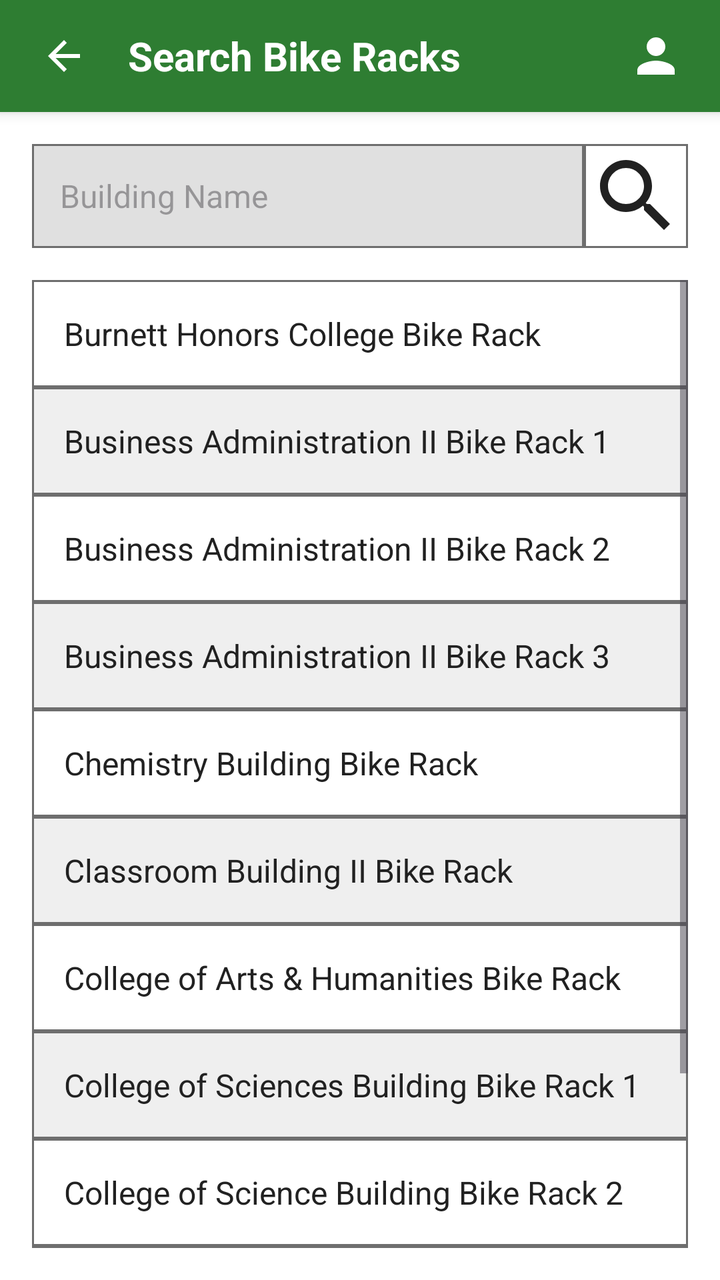
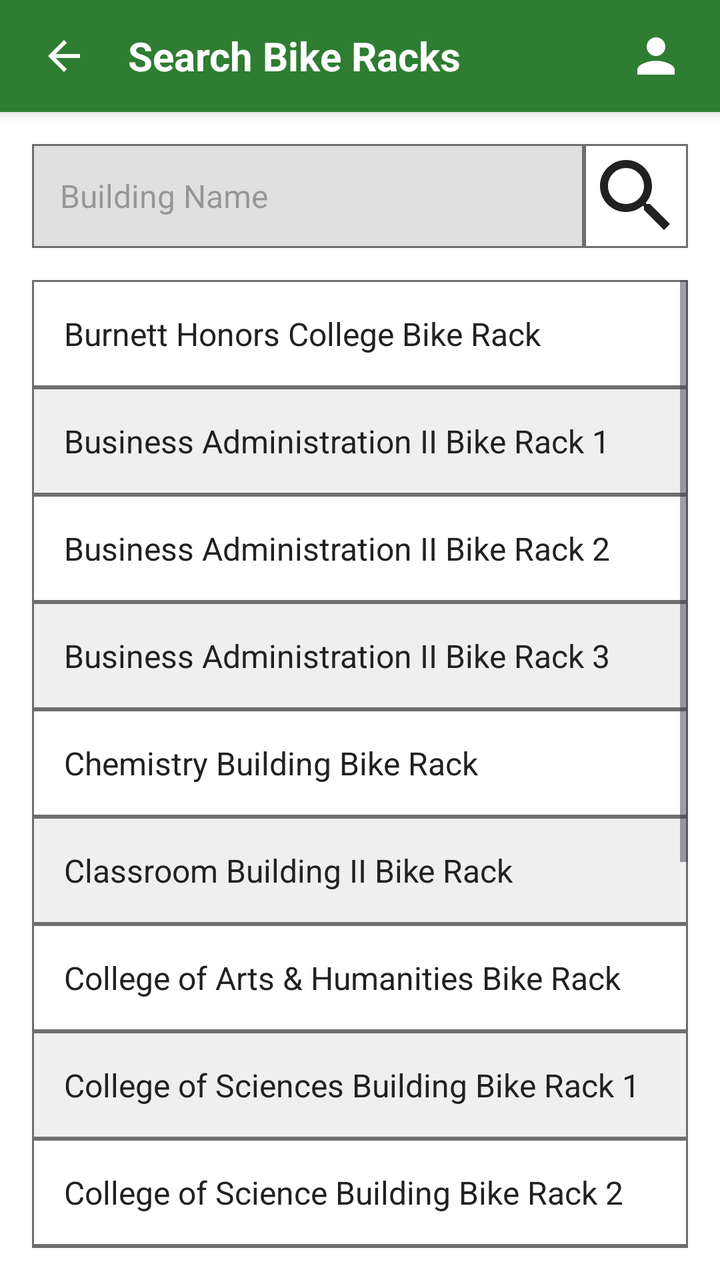

Screens rendered from an Android XML layout before and after an edit, with the pre-edit source and the edit as a unified diff.
<!-- AndroidManifest.xml: application theme Theme.Campus_Bike_Rack_Locator -->
<!-- res/layout/activity_search.xml -->
<?xml version="1.0" encoding="utf-8"?>
<LinearLayout xmlns:android="http://schemas.android.com/apk/res/android"
    android:layout_width="match_parent"
    android:layout_height="match_parent"
    android:background="@color/white"
    android:orientation="vertical">

    <LinearLayout
        android:id="@+id/topBar"
        android:layout_width="match_parent"
        android:layout_height="56dp"
        android:background="@color/accent_green"
        android:elevation="4dp"
        android:gravity="center_vertical"
        android:orientation="horizontal"
        android:paddingStart="8dp"
        android:paddingEnd="8dp">

        <ImageButton
            android:id="@+id/btnBack"
            android:layout_width="48dp"
            android:layout_height="48dp"
            android:background="?attr/selectableItemBackgroundBorderless"
            android:contentDescription="Back"
            android:src="@drawable/ic_back" />

        <TextView
            android:id="@+id/tvTitle"
            android:layout_width="0dp"
            android:layout_height="wrap_content"
            android:layout_marginStart="8dp"
            android:layout_weight="1"
            android:text="Search Bike Racks"
            android:textColor="@color/white"
            android:textSize="20sp"
            android:textStyle="bold" />

        <ImageButton
            android:id="@+id/btnProfile"
            android:layout_width="48dp"
            android:layout_height="48dp"
            android:background="?attr/selectableItemBackgroundBorderless"
            android:contentDescription="Profile"
            android:src="@drawable/ic_profile_nav" />
    </LinearLayout>

    <LinearLayout
        android:layout_width="match_parent"
        android:layout_height="0dp"
        android:layout_weight="1"
        android:orientation="vertical"
        android:padding="16dp">

        <LinearLayout
            android:layout_width="match_parent"
            android:layout_height="52dp"
            android:orientation="horizontal">

            <EditText
                android:id="@+id/etSearch"
                android:layout_width="0dp"
                android:layout_height="match_parent"
                android:layout_weight="1"
                android:background="@drawable/bg_search_field"
                android:hint="Building Name"
                android:imeOptions="actionSearch"
                android:inputType="text"
                android:paddingStart="14dp"
                android:paddingEnd="14dp"
                android:textColor="@color/text_primary"
                android:textSize="16sp" />

            <ImageButton
                android:id="@+id/btnSearchGo"
                android:layout_width="52dp"
                android:layout_height="match_parent"
                android:background="@drawable/bg_rack_row"
                android:contentDescription="Search"
                android:src="@drawable/ic_search" />
        </LinearLayout>

        <ScrollView
            android:layout_width="match_parent"
            android:layout_height="0dp"
            android:layout_marginTop="16dp"
            android:layout_weight="1"
            android:scrollbars="vertical">

            <LinearLayout
                android:id="@+id/rackListContainer"
                android:layout_width="match_parent"
                android:layout_height="wrap_content"
                android:orientation="vertical">

                <TextView
                    android:id="@+id/rackRow1"
                    android:layout_width="match_parent"
                    android:layout_height="wrap_content"
                    android:background="@drawable/bg_rack_row"
                    android:clickable="true"
                    android:focusable="true"
                    android:foreground="?attr/selectableItemBackground"
                    android:padding="16dp"
                    android:text="Burnett Honors College Bike Rack"
                    android:textColor="@color/text_primary"
                    android:textSize="16sp" />

                <TextView
                    android:id="@+id/rackRow2"
                    android:layout_width="match_parent"
                    android:layout_height="wrap_content"
                    android:background="@drawable/bg_rack_row_alt"
                    android:clickable="true"
                    android:focusable="true"
                    android:foreground="?attr/selectableItemBackground"
                    android:padding="16dp"
                    android:text="Business Administration II Bike Rack 1"
                    android:textColor="@color/text_primary"
                    android:textSize="16sp" />

                <TextView
                    android:id="@+id/rackRow3"
                    android:layout_width="match_parent"
                    android:layout_height="wrap_content"
                    android:background="@drawable/bg_rack_row"
                    android:clickable="true"
                    android:focusable="true"
                    android:foreground="?attr/selectableItemBackground"
                    android:padding="16dp"
                    android:text="Business Administration II Bike Rack 2"
                    android:textColor="@color/text_primary"
                    android:textSize="16sp" />

                <TextView
                    android:id="@+id/rackRow4"
                    android:layout_width="match_parent"
                    android:layout_height="wrap_content"
                    android:background="@drawable/bg_rack_row_alt"
                    android:clickable="true"
                    android:focusable="true"
                    android:foreground="?attr/selectableItemBackground"
                    android:padding="16dp"
                    android:text="Business Administration II Bike Rack 3"
                    android:textColor="@color/text_primary"
                    android:textSize="16sp" />

                <TextView
                    android:id="@+id/rackRow5"
                    android:layout_width="match_parent"
                    android:layout_height="wrap_content"
                    android:background="@drawable/bg_rack_row"
                    android:clickable="true"
                    android:focusable="true"
                    android:foreground="?attr/selectableItemBackground"
                    android:padding="16dp"
                    android:text="Chemistry Building Bike Rack"
                    android:textColor="@color/text_primary"
                    android:textSize="16sp" />

                <TextView
                    android:id="@+id/rackRow6"
                    android:layout_width="match_parent"
                    android:layout_height="wrap_content"
                    android:background="@drawable/bg_rack_row_alt"
                    android:clickable="true"
                    android:focusable="true"
                    android:foreground="?attr/selectableItemBackground"
                    android:padding="16dp"
                    android:text="Classroom Building II Bike Rack"
                    android:textColor="@color/text_primary"
                    android:textSize="16sp" />

                <TextView
                    android:id="@+id/rackRow7"
                    android:layout_width="match_parent"
                    android:layout_height="wrap_content"
                    android:background="@drawable/bg_rack_row"
                    android:clickable="true"
                    android:focusable="true"
                    android:foreground="?attr/selectableItemBackground"
                    android:padding="16dp"
                    android:text="College of Arts &amp; Humanities Bike Rack"
                    android:textColor="@color/text_primary"
                    android:textSize="16sp" />

                <TextView
                    android:id="@+id/rackRow8"
                    android:layout_width="match_parent"
                    android:layout_height="wrap_content"
                    android:background="@drawable/bg_rack_row_alt"
                    android:clickable="true"
                    android:focusable="true"
                    android:foreground="?attr/selectableItemBackground"
                    android:padding="16dp"
                    android:text="College of Sciences Building Bike Rack 1"
                    android:textColor="@color/text_primary"
                    android:textSize="16sp" />

                <TextView
                    android:id="@+id/rackRow9"
                    android:layout_width="match_parent"
                    android:layout_height="wrap_content"
                    android:background="@drawable/bg_rack_row"
                    android:clickable="true"
                    android:focusable="true"
                    android:foreground="?attr/selectableItemBackground"
                    android:padding="16dp"
                    android:text="College of Science Building Bike Rack 2"
                    android:textColor="@color/text_primary"
                    android:textSize="16sp" />

                <TextView
                    android:id="@+id/rackRow10"
                    android:layout_width="match_parent"
                    android:layout_height="wrap_content"
                    android:background="@drawable/bg_rack_row_alt"
                    android:clickable="true"
                    android:focusable="true"
                    android:foreground="?attr/selectableItemBackground"
                    android:padding="16dp"
                    android:text="College of Sciences Building Bike Rack 3"
                    android:textColor="@color/text_primary"
                    android:textSize="16sp" />

                <TextView
                    android:id="@+id/rackRow11"
                    android:layout_width="match_parent"
                    android:layout_height="wrap_content"
                    android:background="@drawable/bg_rack_row"
                    android:clickable="true"
                    android:focusable="true"
                    android:foreground="?attr/selectableItemBackground"
                    android:padding="16dp"
                    android:text="College of Science Building Bike Rack 4"
                    android:textColor="@color/text_primary"
                    android:textSize="16sp" />
            </LinearLayout>
        </ScrollView>
    </LinearLayout>
</LinearLayout>
<!-- resources referenced by this layout -->
<resources>
  <color name="accent_green">#2E7D32</color>
  <color name="text_primary">#212121</color>
  <color name="white">#FFFFFF</color>
  <!-- drawable bg_rack_row (drawable) -->
  <?xml version="1.0" encoding="utf-8"?>
  <shape xmlns:android="http://schemas.android.com/apk/res/android"
      android:shape="rectangle">
      <solid
          android:color="@color/row_light" />
      <stroke
          android:width="1dp"
          android:color="@color/card_border" />
  </shape>
  <!-- drawable bg_rack_row_alt (drawable) -->
  <?xml version="1.0" encoding="utf-8"?>
  <shape xmlns:android="http://schemas.android.com/apk/res/android"
      android:shape="rectangle">
      <solid
          android:color="@color/row_alt" />
      <stroke
          android:width="1dp"
          android:color="@color/card_border" />
  </shape>
  <!-- drawable bg_search_field (drawable) -->
  <?xml version="1.0" encoding="utf-8"?>
  <shape xmlns:android="http://schemas.android.com/apk/res/android"
      android:shape="rectangle">
      <solid
          android:color="@color/button_gray" />
      <stroke
          android:width="1dp"
          android:color="@color/card_border" />
  </shape>
  <!-- drawable ic_back (drawable) -->
  <?xml version="1.0" encoding="utf-8"?>
  <vector xmlns:android="http://schemas.android.com/apk/res/android"
      android:width="24dp"
      android:height="24dp"
      android:viewportWidth="24"
      android:viewportHeight="24">
      <path
          android:fillColor="#FFFFFF"
          android:pathData="M20,11H7.83l5.59,-5.59L12,4l-8,8 8,8 1.41,-1.41L7.83,13H20v-2z" />
  </vector>
  <!-- drawable ic_profile_nav (drawable) -->
  <?xml version="1.0" encoding="utf-8"?>
  <vector xmlns:android="http://schemas.android.com/apk/res/android"
      android:width="28dp"
      android:height="28dp"
      android:viewportWidth="24"
      android:viewportHeight="24">
      <path
          android:fillColor="#FFFFFF"
          android:pathData="M12,12c2.21,0 4,-1.79 4,-4s-1.79,-4 -4,-4 -4,1.79 -4,4 1.79,4 4,4zM12,14c-2.67,0 -8,1.34 -8,4v2h16v-2c0,-2.66 -5.33,-4 -8,-4z" />
  </vector>
  <!-- drawable ic_search (drawable) -->
  <?xml version="1.0" encoding="utf-8"?>
  <vector xmlns:android="http://schemas.android.com/apk/res/android"
      android:width="48dp"
      android:height="48dp"
      android:viewportWidth="24"
      android:viewportHeight="24">
      <path
          android:fillColor="#212121"
          android:pathData="M15.5,14h-0.79l-0.28,-0.27C15.41,12.59 16,11.11 16,9.5 16,5.91 13.09,3 9.5,3S3,5.91 3,9.5 5.91,16 9.5,16c1.61,0 3.09,-0.59 4.23,-1.57l0.27,0.28v0.79l5,4.99L20.49,19l-4.99,-5zM9.5,14C7.01,14 5,11.99 5,9.5S7.01,5 9.5,5 14,7.01 14,9.5 11.99,14 9.5,14z" />
  </vector>
  <style name="Theme.Campus_Bike_Rack_Locator" parent="Base.Theme.Campus_Bike_Rack_Locator" />
  <color name="row_light">#FFFFFF</color>
  <color name="card_border">#6E6E6E</color>
  <color name="row_alt">#EFEFEF</color>
  <color name="button_gray">#E0E0E0</color>
  <style name="Base.Theme.Campus_Bike_Rack_Locator" parent="Theme.Material3.DayNight.NoActionBar">
          
          
      </style>
</resources>

<!-- the commit's change to res/layout/activity_search.xml (unified diff, before → after) -->
@@ -3,6 +3,7 @@
     android:layout_width="match_parent"
     android:layout_height="match_parent"
     android:background="@color/white"
+    android:fitsSystemWindows="true"
     android:orientation="vertical">
 
     <LinearLayout
@@ -234,6 +235,58 @@
                     android:text="College of Science Building Bike Rack 4"
                     android:textColor="@color/text_primary"
                     android:textSize="16sp" />
+
+                <TextView
+                    android:id="@+id/rackRow12"
+                    android:layout_width="match_parent"
+                    android:layout_height="wrap_content"
+                    android:background="@drawable/bg_rack_row_alt"
+                    android:clickable="true"
+                    android:focusable="true"
+                    android:foreground="?attr/selectableItemBackground"
+                    android:padding="16dp"
+                    android:text="Engineering II Bike Rack 1"
+                    android:textColor="@color/text_primary"
+                    android:textSize="16sp" />
+
+                <TextView
+                    android:id="@+id/rackRow13"
+                    android:layout_width="match_parent"
+                    android:layout_height="wrap_content"
+                    android:background="@drawable/bg_rack_row"
+                    android:clickable="true"
+                    android:focusable="true"
+                    android:foreground="?attr/selectableItemBackground"
+                    android:padding="16dp"
+                    android:text="Engineering II Bike Rack 2"
+                    android:textColor="@color/text_primary"
+                    android:textSize="16sp" />
+
+                <TextView
+                    android:id="@+id/rackRow14"
+                    android:layout_width="match_parent"
+                    android:layout_height="wrap_content"
+                    android:background="@drawable/bg_rack_row_alt"
+                    android:clickable="true"
+                    android:focusable="true"
+                    android:foreground="?attr/selectableItemBackground"
+                    android:padding="16dp"
+                    android:text="Engineering II Bike Rack 3"
+                    android:textColor="@color/text_primary"
+                    android:textSize="16sp" />
+
+                <TextView
+                    android:id="@+id/rackRow15"
+                    android:layout_width="match_parent"
+                    android:layout_height="wrap_content"
+                    android:background="@drawable/bg_rack_row"
+                    android:clickable="true"
+                    android:focusable="true"
+                    android:foreground="?attr/selectableItemBackground"
+                    android:padding="16dp"
+                    android:text="Engineering II Bike Rack 4"
+                    android:textColor="@color/text_primary"
+                    android:textSize="16sp" />
             </LinearLayout>
         </ScrollView>
     </LinearLayout>
